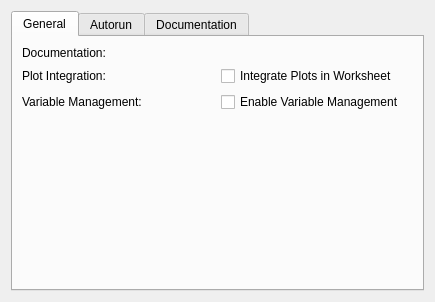
KDE/cantor, file src/backends/R/settings.ui: the form before one commit.
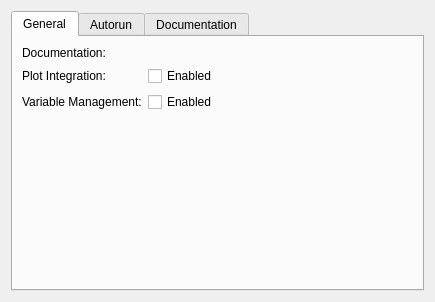
The form after the commit. Custom widgets are drawn as their Qt base class.

Commit message: Minor fixes: 1. when modifying the documention properties, hide the text field for the file name if the documentation was download from the internet 2. show icon for the documentation if it was provided as part of the arhive 3. don't show the "Show Help" action in the context menu of a command entry if the command is empty yet 4. minor UX improvements in the settings widgets for R and Julia

What changed in the file:
```diff
--- a/src/backends/R/settings.ui
+++ b/src/backends/R/settings.ui
@@ -47,11 +47,17 @@
        </item>
        <item row="1" column="1">
         <widget class="QCheckBox" name="kcfg_integratePlots">
+         <property name="sizePolicy">
+          <sizepolicy hsizetype="Expanding" vsizetype="Fixed">
+           <horstretch>0</horstretch>
+           <verstretch>0</verstretch>
+          </sizepolicy>
+         </property>
          <property name="toolTip">
           <string>If enabled, plots will be shown inside of the worksheet. Otherwise, plots will be shown in an external window.</string>
          </property>
          <property name="text">
-          <string>Integrate Plots in Worksheet</string>
+          <string>Enabled</string>
          </property>
         </widget>
        </item>
@@ -68,7 +74,7 @@
           <string>Monitor the creation and destruction of variables and show the existing variables in the variable panel.</string>
          </property>
          <property name="text">
-          <string>Enable Variable Management</string>
+          <string>Enabled</string>
          </property>
         </widget>
        </item>
```
The commit also changes 7 other files.
